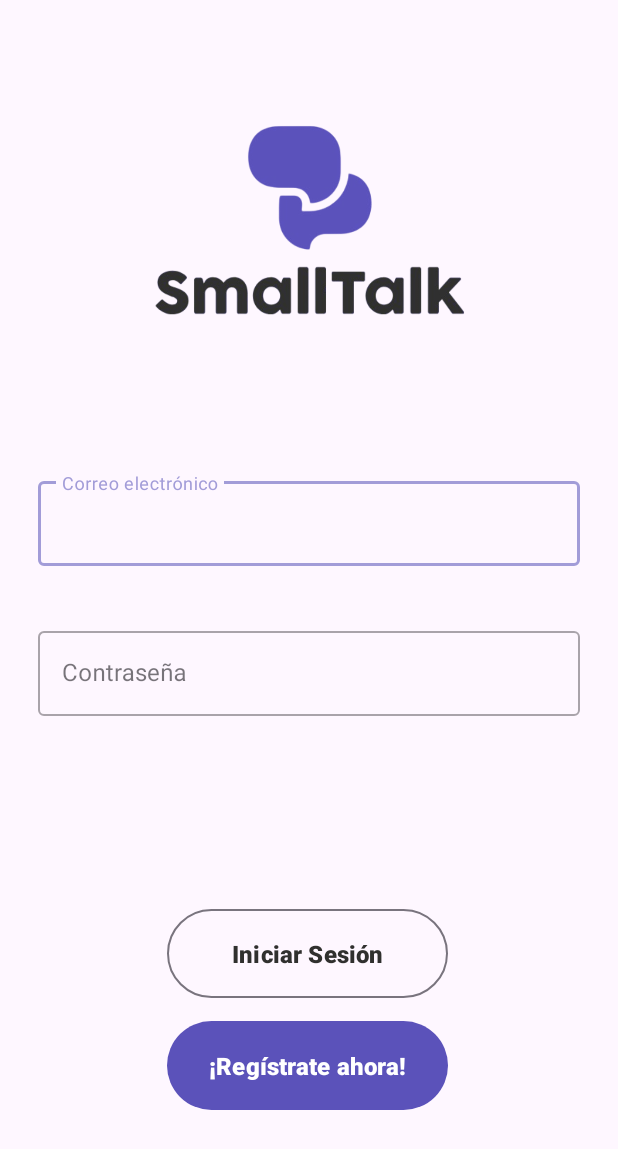
After one commit to joseantt/SmallTalk_Android_App, an Android app: the LoginActivity screen opened directly, with no data from a screen before it, on a phone screen of 412 x 824 dp. The commit adds this screen. Shown: the top 1149 px of the screen. Run offline under Robolectric (Android 15) with nearby library versions, the phone set to English and light mode, and no system bars.

Commit message:
feat: login visuals added

```diff
--- a/app/build.gradle.kts
+++ b/app/build.gradle.kts
@@ -35,6 +35,7 @@ android {
 dependencies {
     implementation(platform("com.google.firebase:firebase-bom:33.3.0"))
     implementation("com.google.firebase:firebase-analytics")
+    implementation("com.google.android.material:material:1.12.0")
 
     implementation(libs.appcompat)
     implementation(libs.material)
--- a/app/src/main/AndroidManifest.xml
+++ b/app/src/main/AndroidManifest.xml
@@ -13,6 +13,9 @@
         android:theme="@style/Theme.SmallTalk"
         tools:targetApi="31">
         <activity
+            android:name=".LoginActivity"
+            android:exported="false" />
+        <activity
             android:name=".MainActivity"
             android:exported="true">
             <intent-filter>
--- /dev/null
+++ b/app/src/main/java/com/example/smalltalk/LoginActivity.java
@@ -0,0 +1,24 @@
+package com.example.smalltalk;
+
+import android.os.Bundle;
+
+import androidx.activity.EdgeToEdge;
+import androidx.appcompat.app.AppCompatActivity;
+import androidx.core.graphics.Insets;
+import androidx.core.view.ViewCompat;
+import androidx.core.view.WindowInsetsCompat;
+
+public class LoginActivity extends AppCompatActivity {
+
+    @Override
+    protected void onCreate(Bundle savedInstanceState) {
+        super.onCreate(savedInstanceState);
+        EdgeToEdge.enable(this);
+        setContentView(R.layout.activity_login);
+        ViewCompat.setOnApplyWindowInsetsListener(findViewById(R.id.main), (v, insets) -> {
+            Insets systemBars = insets.getInsets(WindowInsetsCompat.Type.systemBars());
+            v.setPadding(systemBars.left, systemBars.top, systemBars.right, systemBars.bottom);
+            return insets;
+        });
+    }
+}
--- /dev/null
+++ b/app/src/main/res/layout/activity_login.xml
@@ -0,0 +1,114 @@
+<?xml version="1.0" encoding="utf-8"?>
+<androidx.constraintlayout.widget.ConstraintLayout xmlns:android="http://schemas.android.com/apk/res/android"
+    xmlns:app="http://schemas.android.com/apk/res-auto"
+    xmlns:tools="http://schemas.android.com/tools"
+    android:id="@+id/main"
+    android:layout_width="match_parent"
+    android:layout_height="match_parent"
+    tools:context=".LoginActivity">
+
+    <ImageView
+        android:id="@+id/imageView"
+        android:layout_width="240dp"
+        android:layout_height="200dp"
+        android:layout_marginTop="48dp"
+        app:layout_constraintEnd_toEndOf="parent"
+        app:layout_constraintHorizontal_bias="0.497"
+        app:layout_constraintStart_toStartOf="parent"
+        app:layout_constraintTop_toTopOf="parent"
+        app:srcCompat="@drawable/logo" />
+
+    <androidx.constraintlayout.widget.ConstraintLayout
+        android:id="@+id/constraintLayout"
+        android:layout_width="411dp"
+        android:layout_height="279dp"
+        app:layout_constraintBottom_toBottomOf="parent"
+        app:layout_constraintEnd_toEndOf="parent"
+        app:layout_constraintHorizontal_bias="1.0"
+        app:layout_constraintStart_toStartOf="parent">
+
+        <com.google.android.material.button.MaterialButton
+            android:id="@+id/btn_ingresar"
+            style="?attr/materialButtonOutlinedStyle"
+            android:layout_width="187dp"
+            android:layout_height="67dp"
+            android:layout_marginTop="80dp"
+            android:layout_marginBottom="30dp"
+            android:text="Iniciar Sesión"
+            android:textColor="@color/blackish_gray"
+            android:textSize="16sp"
+            android:textStyle="bold"
+            app:layout_constraintBottom_toTopOf="@+id/btn_registrar"
+            app:layout_constraintEnd_toEndOf="parent"
+            app:layout_constraintHorizontal_bias="0.493"
+            app:layout_constraintStart_toStartOf="parent"
+            app:layout_constraintTop_toTopOf="parent" />
+
+        <com.google.android.material.button.MaterialButton
+            android:id="@+id/btn_registrar"
+            android:layout_width="187dp"
+            android:layout_height="67dp"
+            android:layout_marginBottom="80dp"
+            android:text="¡Regístrate ahora!"
+            android:textSize="16sp"
+            android:textStyle="bold"
+            app:backgroundTint="@color/logo_color"
+            app:layout_constraintBottom_toBottomOf="parent"
+            app:layout_constraintEnd_toEndOf="parent"
+            app:layout_constraintHorizontal_bias="0.493"
+            app:layout_constraintStart_toStartOf="parent" />
+    </androidx.constraintlayout.widget.ConstraintLayout>
+
+    <androidx.constraintlayout.widget.ConstraintLayout
+        android:layout_width="409dp"
+        android:layout_height="187dp"
+        app:layout_constraintBottom_toTopOf="@+id/constraintLayout"
+        app:layout_constraintEnd_toEndOf="parent"
+        app:layout_constraintStart_toStartOf="parent"
+        app:layout_constraintTop_toBottomOf="@+id/imageView">
+
+        <com.google.android.material.textfield.TextInputLayout
+            android:id="@+id/txt_email"
+            style="@style/Widget.MaterialComponents.TextInputLayout.OutlinedBox"
+            android:layout_width="match_parent"
+            android:layout_height="wrap_content"
+            android:layout_marginStart="24dp"
+            android:layout_marginTop="8dp"
+            android:layout_marginEnd="24dp"
+            android:layout_marginBottom="33dp"
+            android:hint="Correo electrónico"
+            app:layout_constraintBottom_toTopOf="@+id/txt_password"
+            app:layout_constraintEnd_toEndOf="parent"
+            app:layout_constraintStart_toStartOf="parent"
+            app:layout_constraintTop_toTopOf="parent">
+
+            <com.google.android.material.textfield.TextInputEditText
+                android:layout_width="match_parent"
+                android:layout_height="wrap_content" />
+
+        </com.google.android.material.textfield.TextInputLayout>
+
+        <com.google.android.material.textfield.TextInputLayout
+            android:id="@+id/txt_password"
+            style="@style/Widget.MaterialComponents.TextInputLayout.OutlinedBox"
+            android:layout_width="match_parent"
+            android:layout_height="wrap_content"
+            android:layout_marginStart="24dp"
+            android:layout_marginEnd="24dp"
+            android:layout_marginBottom="8dp"
+            android:hint="Contraseña"
+            app:layout_constraintBottom_toBottomOf="parent"
+            app:layout_constraintEnd_toEndOf="parent"
+            app:layout_constraintStart_toStartOf="parent"
+            app:layout_constraintTop_toBottomOf="@+id/txt_email">
+
+            <com.google.android.material.textfield.TextInputEditText
+                android:layout_width="match_parent"
+                android:layout_height="wrap_content"
+                android:inputType="textPassword" />
+
+        </com.google.android.material.textfield.TextInputLayout>
+
+    </androidx.constraintlayout.widget.ConstraintLayout>
+
+</androidx.constraintlayout.widget.ConstraintLayout>
--- a/app/src/main/res/values-night/themes.xml
+++ b/app/src/main/res/values-night/themes.xml
@@ -1,7 +1,6 @@
 <resources xmlns:tools="http://schemas.android.com/tools">
-    <!-- Base application theme. -->
     <style name="Base.Theme.SmallTalk" parent="Theme.Material3.DayNight.NoActionBar">
-        <!-- Customize your dark theme here. -->
-        <!-- <item name="colorPrimary">@color/my_dark_primary</item> -->
+        <item name="colorPrimary">@color/primary</item>
+        <item name="android:statusBarColor">@color/primary</item>
     </style>
 </resources>
--- a/app/src/main/res/values/colors.xml
+++ b/app/src/main/res/values/colors.xml
@@ -1,5 +1,10 @@
 <?xml version="1.0" encoding="utf-8"?>
 <resources>
+    <color name="primary">#FFA29CD8</color>
     <color name="black">#FF000000</color>
     <color name="white">#FFFFFFFF</color>
+    <color name="icon_background">#20FFFFFF</color>
+    <color name="red">#F44336</color>
+    <color name="blackish_gray">#30302E</color>
+    <color name="logo_color">#FF5B52BA</color>
 </resources>
--- a/app/src/main/res/values/themes.xml
+++ b/app/src/main/res/values/themes.xml
@@ -1,9 +1,8 @@
 <resources xmlns:tools="http://schemas.android.com/tools">
-    <!-- Base application theme. -->
     <style name="Base.Theme.SmallTalk" parent="Theme.Material3.DayNight.NoActionBar">
-        <!-- Customize your light theme here. -->
-        <!-- <item name="colorPrimary">@color/my_light_primary</item> -->
+        <item name="colorPrimary">@color/primary</item>
+        <item name="android:statusBarColor">@color/primary</item>
     </style>
 
-    <style name="Theme.SmallTalk" parent="Base.Theme.SmallTalk" />
+    <style name="Theme.SmallTalk" parent="Base.Theme.SmallTalk"/>
 </resources>
```
